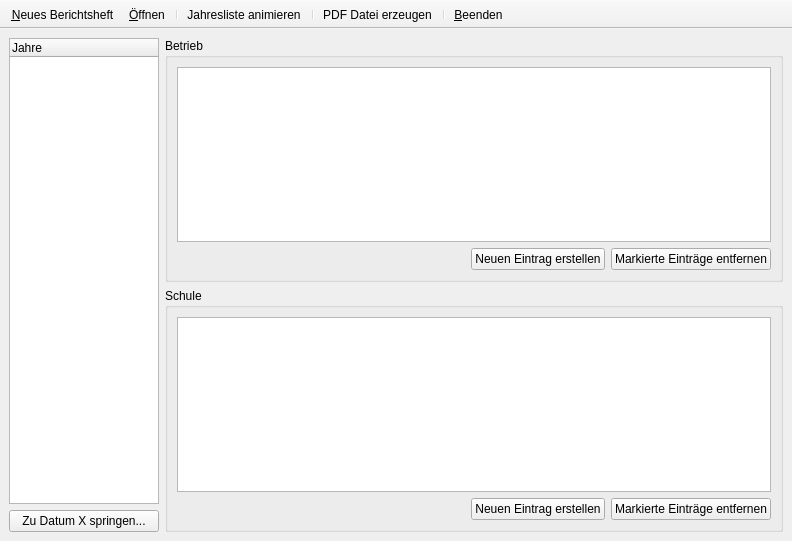
This is src/mainwindow.ui in Strayer/Berichte-Ork as Qt 5 draws it before an edit. The edited form follows.
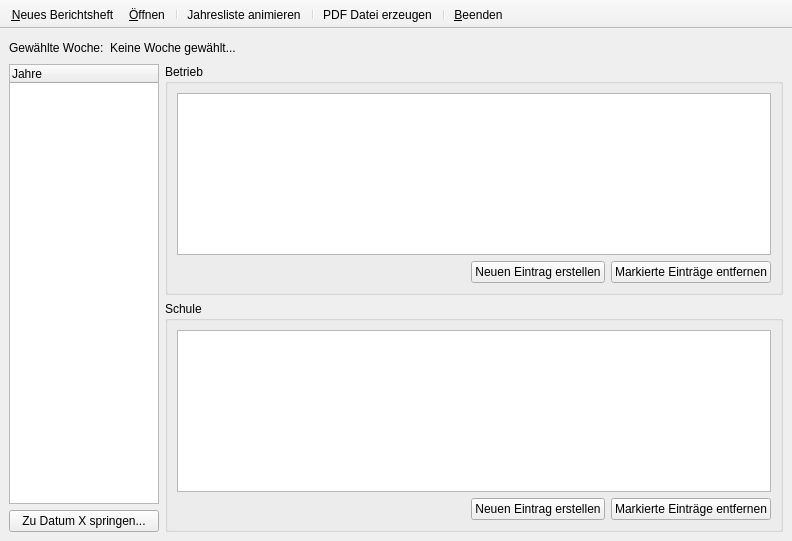
This is the edited form. Icons and pictures are not drawn.

Commit message: * Berichte-Ork:  - Es gibt nun ein Label das anzeigt, von wann bis wann die aktuelle Woche geht  - Betriebsliste in Tabelle umgebaut

The edit to the form file:
```diff
--- a/src/mainwindow.ui
+++ b/src/mainwindow.ui
@@ -18,9 +18,42 @@
     <normaloff>:/images/images/accessories-text-editor.png</normaloff>:/images/images/accessories-text-editor.png</iconset>
   </property>
   <widget class="QWidget" name="centralwidget">
+   <layout class="QVBoxLayout" name="verticalLayout_5">
+    <item>
    <layout class="QHBoxLayout" name="horizontalLayout_3">
     <item>
-     <layout class="QVBoxLayout" name="verticalLayout_4">
+       <widget class="QLabel" name="label">
+        <property name="text">
+         <string>Gewählte Woche:</string>
+        </property>
+       </widget>
+      </item>
+      <item>
+       <widget class="QLabel" name="selectedWeekLabel">
+        <property name="text">
+         <string>Keine Woche gewählt...</string>
+        </property>
+       </widget>
+      </item>
+      <item>
+       <spacer name="horizontalSpacer_3">
+        <property name="orientation">
+         <enum>Qt::Horizontal</enum>
+        </property>
+        <property name="sizeHint" stdset="0">
+         <size>
+          <width>40</width>
+          <height>20</height>
+         </size>
+        </property>
+       </spacer>
+      </item>
+     </layout>
+    </item>
+    <item>
+     <layout class="QHBoxLayout" name="horizontalLayout_4">
+      <item>
+       <layout class="QVBoxLayout" name="verticalLayout_3">
       <item>
        <widget class="QTreeWidget" name="wochenTree">
         <property name="sizePolicy">
@@ -71,7 +104,7 @@
      </layout>
     </item>
     <item>
-     <layout class="QVBoxLayout" name="verticalLayout_3">
+       <layout class="QVBoxLayout" name="verticalLayout_4">
       <item>
        <widget class="QGroupBox" name="groupBox">
         <property name="title">
@@ -79,7 +112,7 @@
         </property>
         <layout class="QVBoxLayout" name="verticalLayout_2">
          <item>
-          <widget class="QListView" name="betriebView">
+            <widget class="QTableView" name="betriebView">
            <property name="selectionMode">
             <enum>QAbstractItemView::ExtendedSelection</enum>
            </property>
@@ -161,6 +194,8 @@
          </item>
         </layout>
        </widget>
+        </item>
+       </layout>
       </item>
      </layout>
     </item>
```
Lines whose indentation alone changed are shown as unchanged. The commit also changes 1 other file.
